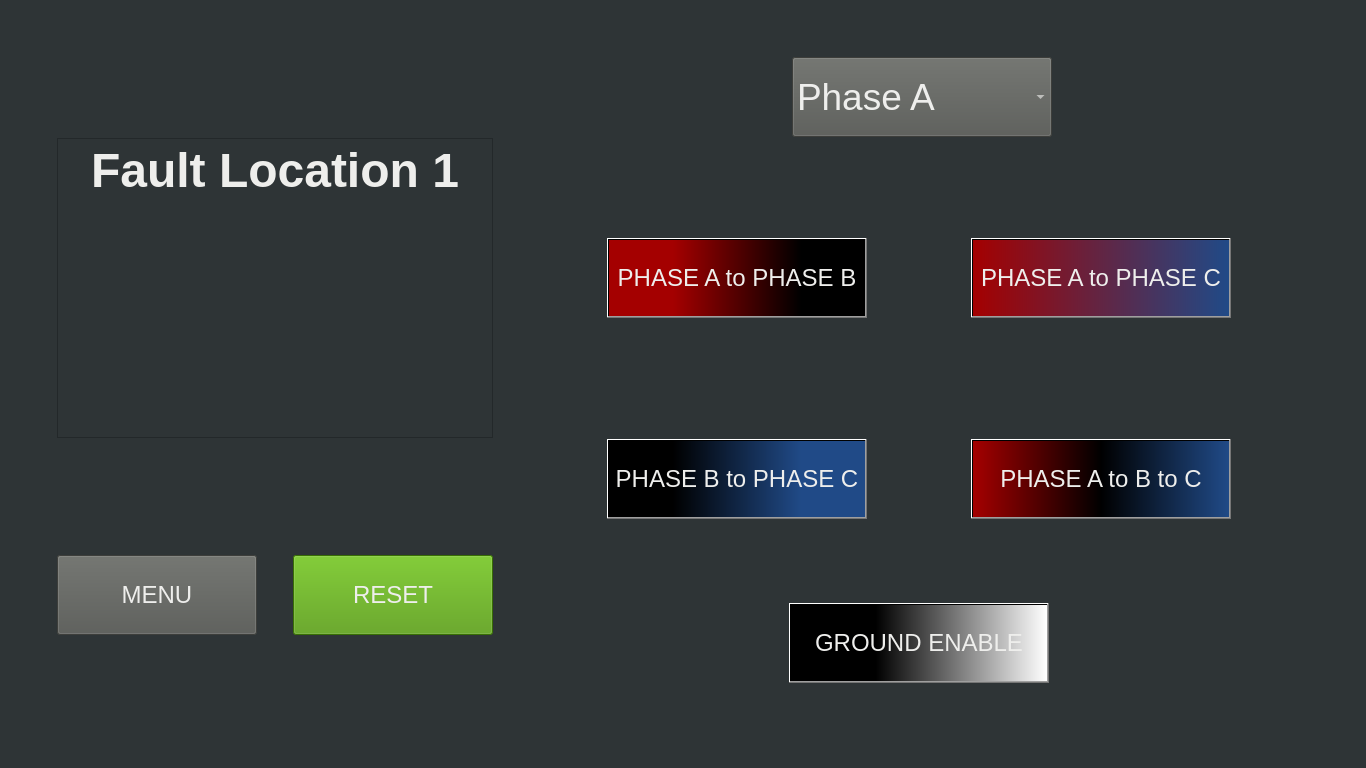
Above: FaultControlGUI/Rev2.1/FaultControlGUI_Rev2.1.ui from USAFACyberPower/CyberPower before the change. Below: the same form after it.
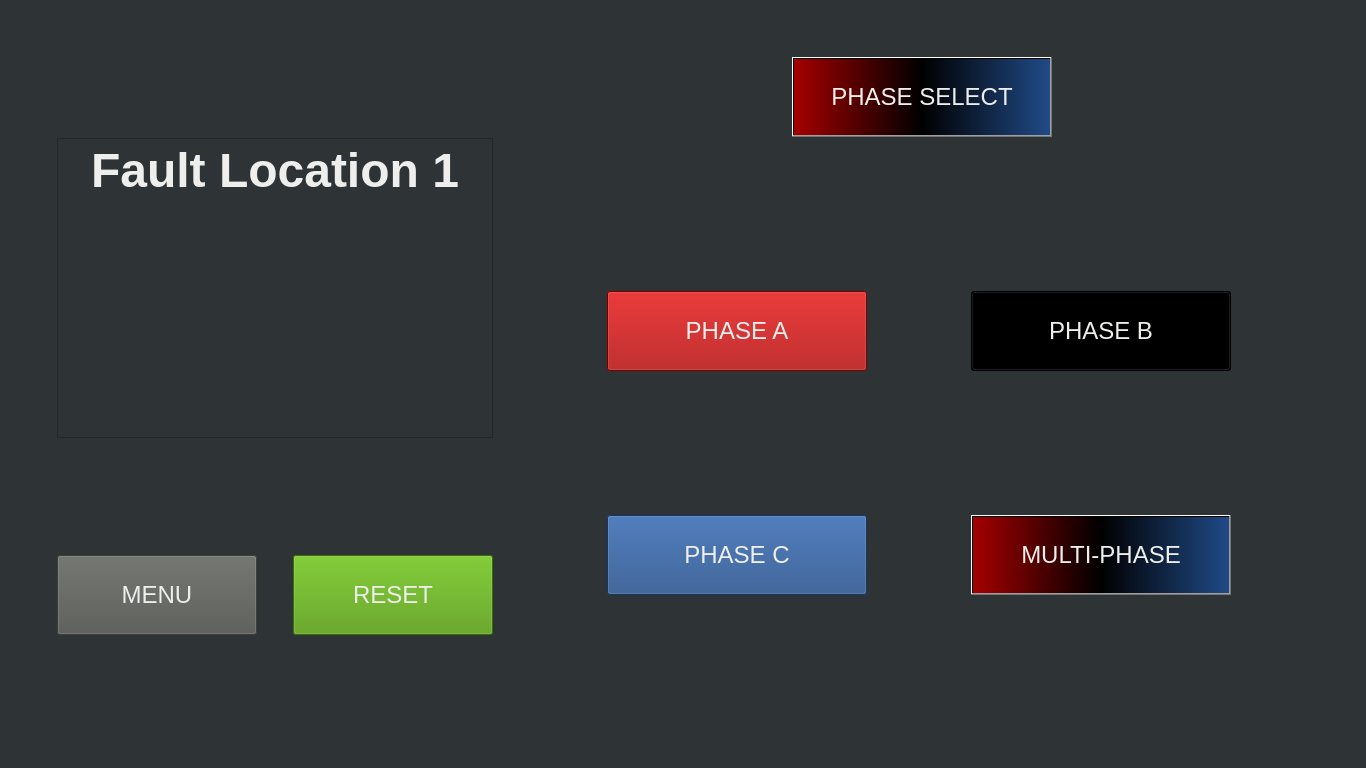
That is the form after the change. The open tabs and pages were chosen to show the change. Icons and pictures are not drawn.

Commit message: Fault Control GUI 2.1 completed and ready for testing.

The edit to the form file:
```diff
--- a/FaultControlGUI/Rev2.1/FaultControlGUI_Rev2.1.ui
+++ b/FaultControlGUI/Rev2.1/FaultControlGUI_Rev2.1.ui
@@ -274,17 +274,171 @@
         </property>
         <item row="0" column="1">
          <layout class="QGridLayout" name="gridLayout_Loc1Right">
-          <property name="horizontalSpacing">
-           <number>18</number>
-          </property>
-          <property name="verticalSpacing">
+          <property name="spacing">
            <number>36</number>
           </property>
-          <item row="2" column="0">
+          <item row="0" column="0" alignment="Qt::AlignHCenter|Qt::AlignVCenter">
+           <widget class="QPushButton" name="btn_loc1_select">
+            <property name="minimumSize">
+             <size>
+              <width>260</width>
+              <height>80</height>
+             </size>
+            </property>
+            <property name="maximumSize">
+             <size>
+              <width>260</width>
+              <height>80</height>
+             </size>
+            </property>
+            <property name="font">
+             <font>
+              <pointsize>18</pointsize>
+             </font>
+            </property>
+            <property name="styleSheet">
+             <string notr="true">color: rgb(238, 238, 236);
+background-color: qlineargradient(spread:pad, x1:0, y1:0, x2:1, y2:0, stop:0 rgba(164, 0, 0, 255), stop:0.5 rgba(0, 0, 0, 255), stop:1 rgba(32, 74, 135, 255));</string>
+            </property>
+            <property name="text">
+             <string>PHASE SELECT</string>
+            </property>
+           </widget>
+          </item>
+          <item row="1" column="0">
            <widget class="QStackedWidget" name="stackedWidget_Loc1">
             <property name="currentIndex">
-             <number>3</number>
+             <number>0</number>
             </property>
+            <widget class="QWidget" name="Loc1_select">
+             <widget class="QWidget" name="gridLayoutWidget_8">
+              <property name="geometry">
+               <rect>
+                <x>10</x>
+                <y>10</y>
+                <width>761</width>
+                <height>521</height>
+               </rect>
+              </property>
+              <layout class="QGridLayout" name="gridLayout_Loc1S">
+               <property name="spacing">
+                <number>36</number>
+               </property>
+               <item row="0" column="1">
+                <widget class="QPushButton" name="btn_loc1_selectB">
+                 <property name="minimumSize">
+                  <size>
+                   <width>260</width>
+                   <height>80</height>
+                  </size>
+                 </property>
+                 <property name="maximumSize">
+                  <size>
+                   <width>260</width>
+                   <height>80</height>
+                  </size>
+                 </property>
+                 <property name="font">
+                  <font>
+                   <pointsize>18</pointsize>
+                  </font>
+                 </property>
+                 <property name="styleSheet">
+                  <string notr="true">color: rgb(238, 238, 236);
+background-color: rgb(0, 0, 0);</string>
+                 </property>
+                 <property name="text">
+                  <string>PHASE B</string>
+                 </property>
+                </widget>
+               </item>
+               <item row="0" column="0">
+                <widget class="QPushButton" name="btn_loc1_selectA">
+                 <property name="minimumSize">
+                  <size>
+                   <width>260</width>
+                   <height>80</height>
+                  </size>
+                 </property>
+                 <property name="maximumSize">
+                  <size>
+                   <width>260</width>
+                   <height>80</height>
+                  </size>
+                 </property>
+                 <property name="font">
+                  <font>
+                   <pointsize>18</pointsize>
+                  </font>
+                 </property>
+                 <property name="styleSheet">
+                  <string notr="true">color: rgb(238, 238, 236);
+background-color: rgb(164, 0, 0);</string>
+                 </property>
+                 <property name="text">
+                  <string>PHASE A</string>
+                 </property>
+                </widget>
+               </item>
+               <item row="1" column="0">
+                <widget class="QPushButton" name="btn_loc1_selectC">
+                 <property name="minimumSize">
+                  <size>
+                   <width>260</width>
+                   <height>80</height>
+                  </size>
+                 </property>
+                 <property name="maximumSize">
+                  <size>
+                   <width>260</width>
+                   <height>80</height>
+                  </size>
+                 </property>
+                 <property name="font">
+                  <font>
+                   <pointsize>18</pointsize>
+                  </font>
+                 </property>
+                 <property name="styleSheet">
+                  <string notr="true">color: rgb(238, 238, 236);
+background-color: rgb(32, 74, 135);</string>
+                 </property>
+                 <property name="text">
+                  <string>PHASE C</string>
+                 </property>
+                </widget>
+               </item>
+               <item row="1" column="1">
+                <widget class="QPushButton" name="btn_loc1_selectM">
+                 <property name="minimumSize">
+                  <size>
+                   <width>260</width>
+                   <height>80</height>
+                  </size>
+                 </property>
+                 <property name="maximumSize">
+                  <size>
+                   <width>260</width>
+                   <height>80</height>
+                  </size>
+                 </property>
+                 <property name="font">
+                  <font>
+                   <pointsize>18</pointsize>
+                  </font>
+                 </property>
+                 <property name="styleSheet">
+                  <string notr="true">color: rgb(238, 238, 236);
+background-color: qlineargradient(spread:pad, x1:0, y1:0, x2:1, y2:0, stop:0 rgba(164, 0, 0, 255), stop:0.5 rgba(0, 0, 0, 255), stop:1 rgba(32, 74, 135, 255));</string>
+                 </property>
+                 <property name="text">
+                  <string>MULTI-PHASE</string>
+                 </property>
+                </widget>
+               </item>
+              </layout>
+             </widget>
+            </widget>
             <widget class="QWidget" name="Loc1_PhaseA">
              <widget class="QWidget" name="gridLayoutWidget">
               <property name="geometry">
@@ -962,52 +1116,6 @@
             </widget>
            </widget>
           </item>
-          <item row="1" column="0" alignment="Qt::AlignHCenter|Qt::AlignVCenter">
-           <widget class="QComboBox" name="comboBox_Loc1">
-            <property name="minimumSize">
-             <size>
-              <width>260</width>
-              <height>80</height>
-             </size>
-            </property>
-            <property name="maximumSize">
-             <size>
-              <width>240</width>
-              <height>80</height>
-             </size>
-            </property>
-            <property name="font">
-             <font>
-              <pointsize>28</pointsize>
-             </font>
-            </property>
-            <property name="styleSheet">
-             <string notr="true">color: rgb(238, 238, 236);
-background-color: rgb(85, 87, 83);
-selection-background-color: rgb(136, 138, 133);</string>
-            </property>
-            <item>
-             <property name="text">
-              <string>Phase A</string>
-             </property>
-            </item>
-            <item>
-             <property name="text">
-              <string>Phase B</string>
-             </property>
-            </item>
-            <item>
-             <property name="text">
-              <string>Phase C</string>
-             </property>
-            </item>
-            <item>
-             <property name="text">
-              <string>Multi-Phase</string>
-             </property>
-            </item>
-           </widget>
-          </item>
          </layout>
         </item>
         <item row="0" column="0">
```
Left out of the diff: 918 changed lines with no effect on the pictures. The commit also changes 2 other files.
